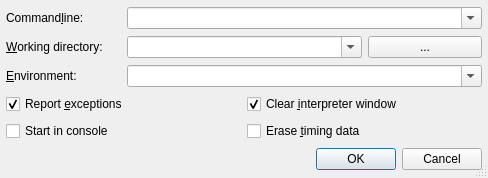
Above: Debugger/StartProfileDialog.ui from testmana2/test before the change. Below: the same form after it.
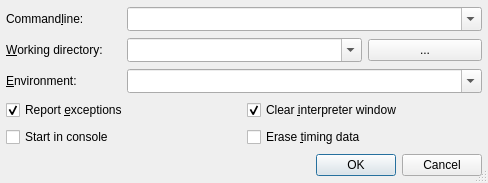
That is the form after the change.

Commit message: Modified the Start... dialogs behavior.

Patch:
```diff
--- a/Debugger/StartProfileDialog.ui
+++ b/Debugger/StartProfileDialog.ui
@@ -1,12 +1,12 @@
 <ui version="4.0" >
  <class>StartProfileDialog</class>
- <widget class="QDialog" name="StartProfileDialog" >
-  <property name="geometry" >
+ <widget class="QDialog" name="StartProfileDialog">
+  <property name="geometry">
    <rect>
     <x>0</x>
     <y>0</y>
     <width>488</width>
-    <height>178</height>
+    <height>183</height>
    </rect>
   </property>
   <property name="windowTitle" >
@@ -47,7 +47,10 @@
      <property name="insertPolicy" >
       <enum>QComboBox::InsertAtTop</enum>
      </property>
-     <property name="autoCompletion" >
+     <property name="sizeAdjustPolicy">
+      <enum>QComboBox::AdjustToMinimumContentsLengthWithIcon</enum>
+     </property>
+     <property name="autoCompletion">
       <bool>true</bool>
      </property>
      <property name="duplicatesEnabled" >
@@ -86,7 +89,10 @@
      <property name="insertPolicy" >
       <enum>QComboBox::InsertAtTop</enum>
      </property>
-     <property name="autoCompletion" >
+     <property name="sizeAdjustPolicy">
+      <enum>QComboBox::AdjustToMinimumContentsLengthWithIcon</enum>
+     </property>
+     <property name="autoCompletion">
       <bool>true</bool>
      </property>
      <property name="duplicatesEnabled" >
@@ -140,7 +146,10 @@
      <property name="insertPolicy" >
       <enum>QComboBox::InsertAtTop</enum>
      </property>
-     <property name="autoCompletion" >
+     <property name="sizeAdjustPolicy">
+      <enum>QComboBox::AdjustToMinimumContentsLengthWithIcon</enum>
+     </property>
+     <property name="autoCompletion">
       <bool>true</bool>
      </property>
      <property name="duplicatesEnabled" >
@@ -227,7 +236,7 @@
    </item>
   </layout>
  </widget>
- <layoutdefault spacing="6" margin="6" />
+ <layoutdefault spacing="6" margin="6"/>
  <pixmapfunction>qPixmapFromMimeSource</pixmapfunction>
  <tabstops>
   <tabstop>cmdlineCombo</tabstop>
```
Left out of the diff: 193 changed lines with no effect on the pictures. The commit also changes 3 other files.
